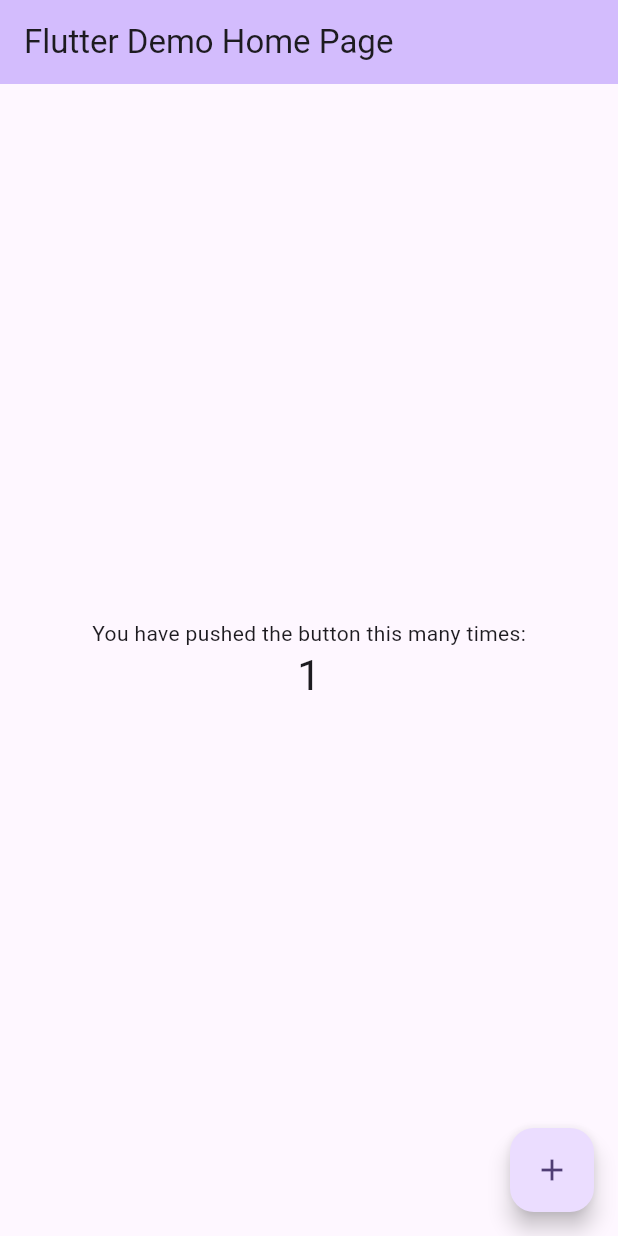
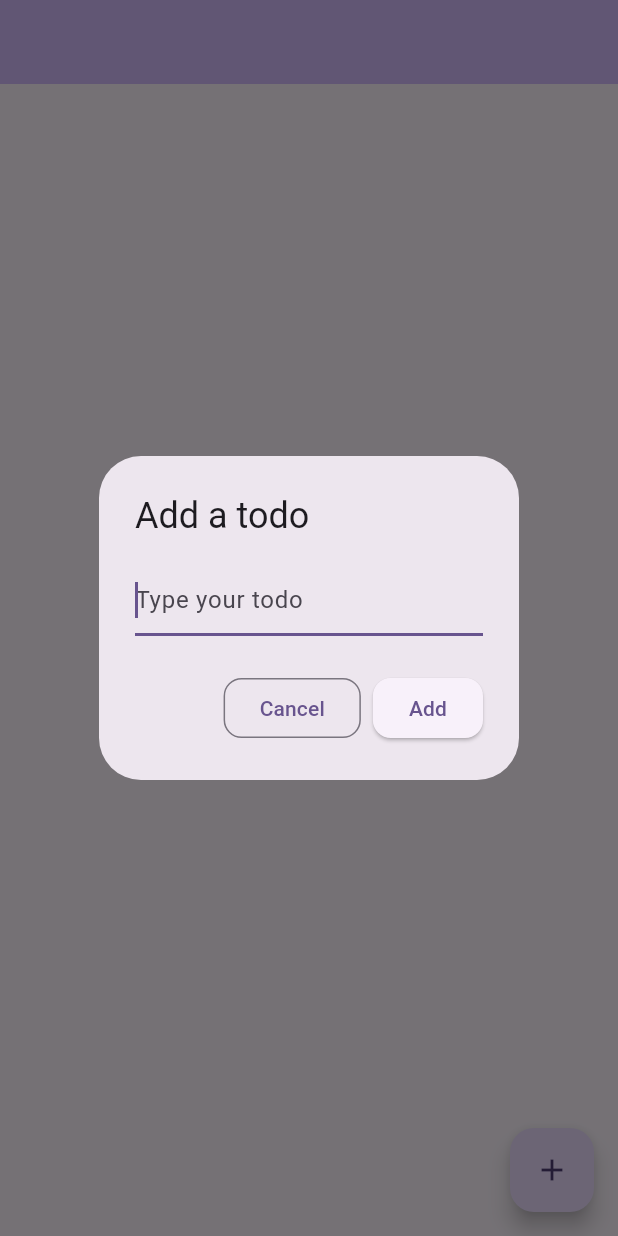
Before and after one commit to Yuki56738/todo-app, a Flutter app: the screen it shows after launch, after a tap on the "add" icon, on a phone screen of 412 x 824 dp. Run offline on Flutter 3.47's test engine with Material 3 defaults, Android fonts, the light colour scheme and no system bars.

Commit message:
created UI

```diff
--- a/lib/main.dart
+++ b/lib/main.dart
@@ -1,17 +1,17 @@
 import 'package:flutter/material.dart';
 
 void main() {
-  runApp(const MyApp());
+  runApp(const MyApp.TodoApp());
 }
 
 class MyApp extends StatelessWidget {
-  const MyApp({super.key});
+  const MyApp.TodoApp({super.key});
 
   // This widget is the root of your application.
   @override
   Widget build(BuildContext context) {
     return MaterialApp(
-      title: 'Flutter Demo',
+      title: 'Todo App',
       theme: ThemeData(
         // This is the theme of your application.
         //
@@ -31,13 +31,17 @@
         colorScheme: ColorScheme.fromSeed(seedColor: Colors.deepPurple),
         useMaterial3: true,
       ),
-      home: const MyHomePage(title: 'Flutter Demo Home Page'),
+      home: const TodoList(title: 'Todo App'),
     );
   }
 }
-
-class MyHomePage extends StatefulWidget {
-  const MyHomePage({super.key, required this.title});
+class Todo {
+  Todo({required this.name, required this.completed});
+  String name;
+  bool completed;
+}
+class TodoList extends StatefulWidget {
+  const TodoList({super.key, required this.title});
 
   // This widget is the home page of your application. It is stateful, meaning
   // that it has a State object (defined below) that contains fields that affect
@@ -51,23 +55,19 @@
   final String title;
 
   @override
-  State<MyHomePage> createState() => _MyHomePageState();
+  State<TodoList> createState() => _TodoListState();
 }
 
-class _MyHomePageState extends State<MyHomePage> {
-  int _counter = 0;
+class _TodoListState extends State<TodoList> {
+  final List<Todo> _todos = <Todo>[];
+  final TextEditingController _textFieldController = TextEditingController();
 
-  void _incrementCounter() {
+  void _addTodoItem(String name){
     setState(() {
-      // This call to setState tells the Flutter framework that something has
-      // changed in this State, which causes it to rerun the build method below
-      // so that the display can reflect the updated values. If we changed
-      // _counter without calling setState(), then the build method would not be
-      // called again, and so nothing would appear to happen.
-      _counter++;
+      _todos.add(Todo(name: name, completed: false));
     });
+    _textFieldController.clear();
   }
-
   @override
   Widget build(BuildContext context) {
     // This method is rerun every time setState is called, for instance as done
@@ -84,42 +84,108 @@
         backgroundColor: Theme.of(context).colorScheme.inversePrimary,
         // Here we take the value from the MyHomePage object that was created by
         // the App.build method, and use it to set our appbar title.
-        title: Text(widget.title),
       ),
-      body: Center(
+      body:
+
         // Center is a layout widget. It takes a single child and positions it
         // in the middle of the parent.
-        child: Column(
-          // Column is also a layout widget. It takes a list of children and
-          // arranges them vertically. By default, it sizes itself to fit its
-          // children horizontally, and tries to be as tall as its parent.
-          //
-          // Column has various properties to control how it sizes itself and
-          // how it positions its children. Here we use mainAxisAlignment to
-          // center the children vertically; the main axis here is the vertical
-          // axis because Columns are vertical (the cross axis would be
-          // horizontal).
-          //
-          // TRY THIS: Invoke "debug painting" (choose the "Toggle Debug Paint"
-          // action in the IDE, or press "p" in the console), to see the
-          // wireframe for each widget.
-          mainAxisAlignment: MainAxisAlignment.center,
-          children: <Widget>[
-            const Text(
-              'You have pushed the button this many times:',
-            ),
-            Text(
-              '$_counter',
-              style: Theme.of(context).textTheme.headlineMedium,
-            ),
-          ],
+        ListView(
+          padding: const EdgeInsets.symmetric(vertical: 8.0),
+          children: _todos.map((Todo todo) {
+            return TodoItem(
+              todo: todo,
+            );
+          }).toList(),
         ),
-      ),
+
+
       floatingActionButton: FloatingActionButton(
-        onPressed: _incrementCounter,
-        tooltip: 'Increment',
+        onPressed: _displayDialog,
+        tooltip: 'Todoを追加する',
         child: const Icon(Icons.add),
       ), // This trailing comma makes auto-formatting nicer for build methods.
     );
   }
+  Future<void> _displayDialog() async {
+    return showDialog<void>(
+      context: context,
+      // T: false,
+      builder: (BuildContext context) {
+        return AlertDialog(
+          title: const Text('Add a todo'),
+          content: TextField(
+            controller: _textFieldController,
+            decoration: const InputDecoration(hintText: 'Type your todo'),
+            autofocus: true,
+          ),
+          actions: <Widget>[
+            OutlinedButton(
+              style: OutlinedButton.styleFrom(
+                shape: RoundedRectangleBorder(
+                  borderRadius: BorderRadius.circular(12),
+                ),
+              ),
+              onPressed: () {
+                Navigator.of(context).pop();
+              },
+              child: const Text('Cancel'),
+            ),
+            ElevatedButton(
+              style: ElevatedButton.styleFrom(
+                shape: RoundedRectangleBorder(
+                  borderRadius: BorderRadius.circular(12),
+                ),
+              ),
+              onPressed: () {
+                Navigator.of(context).pop();
+                _addTodoItem(_textFieldController.text);
+              },
+              child: const Text('Add'),
+            ),
+          ],
+        );
+      },
+    );
+  }
 }
+class TodoItem extends StatelessWidget {
+  TodoItem({required this.todo}) : super(key: ObjectKey(todo));
+
+  final Todo todo;
+
+  TextStyle? _getTextStyle(bool checked) {
+    if (!checked) return null;
+
+    return const TextStyle(
+      color: Colors.black54,
+      decoration: TextDecoration.lineThrough,
+    );
+  }
+
+  @override
+  Widget build(BuildContext context) {
+    return ListTile(
+      onTap: () {},
+      leading: Checkbox(
+        checkColor: Colors.greenAccent,
+        activeColor: Colors.red,
+        value: todo.completed,
+        onChanged: (value) {},
+      ),
+      title: Row(children: <Widget>[
+        Expanded(
+          child: Text(todo.name, style: _getTextStyle(todo.completed)),
+        ),
+        IconButton(
+          iconSize: 30,
+          icon: const Icon(
+            Icons.delete,
+            color: Colors.red,
+          ),
+          alignment: Alignment.centerRight,
+          onPressed: () {},
+        ),
+      ]),
+    );
+  }
+}
```
Also changed, not shown: 1 other file.
